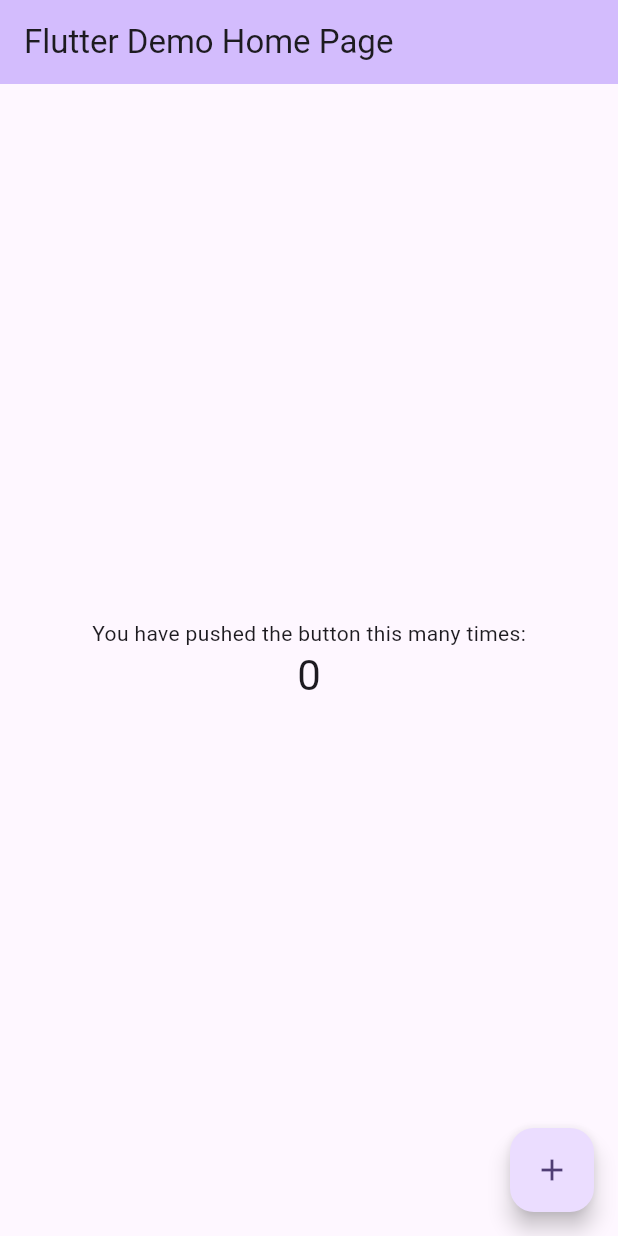
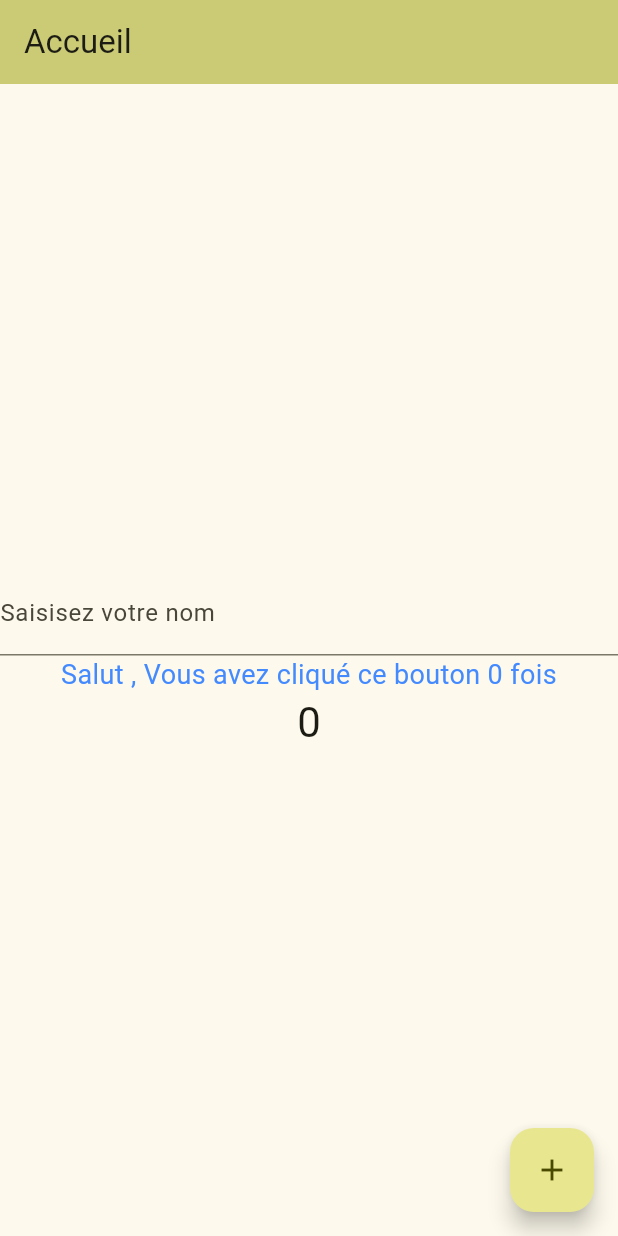
Before and after one commit to Bayekula-hb/movie-app-flutter, a Flutter app: the screen it shows after launch, on a phone screen of 412 x 824 dp. Run offline on Flutter 3.47's test engine with Material 3 defaults, Android fonts, the phone set to English and light mode, and no system bars.

Commit message:
Feat: add input text

```diff
--- a/lib/main.dart
+++ b/lib/main.dart
@@ -11,7 +11,7 @@ class MyApp extends StatelessWidget {
   @override
   Widget build(BuildContext context) {
     return MaterialApp(
-      title: 'Flutter Demo',
+      title: 'Movie App',
       theme: ThemeData(
         // This is the theme of your application.
         //
@@ -28,10 +28,11 @@ class MyApp extends StatelessWidget {
         //
         // This works for code too, not just values: Most code changes can be
         // tested with just a hot reload.
-        colorScheme: ColorScheme.fromSeed(seedColor: Colors.deepPurple),
+        colorScheme: ColorScheme.fromSeed(seedColor: Colors.yellowAccent),
         useMaterial3: true,
       ),
-      home: const MyHomePage(title: 'Flutter Demo Home Page'),
+      home: const MyHomePage(title: 'Accueil'),
+      debugShowCheckedModeBanner: false,
     );
   }
 }
@@ -55,6 +56,7 @@ class MyHomePage extends StatefulWidget {
 }
 
 class _MyHomePageState extends State<MyHomePage> {
+  String firstname = "";
   int _counter = 0;
 
   void _incrementCounter() {
@@ -65,6 +67,17 @@ class _MyHomePageState extends State<MyHomePage> {
       // _counter without calling setState(), then the build method would not be
       // called again, and so nothing would appear to happen.
       _counter++;
+    });
+  }
+
+  void _desIncrementCounter() {
+    setState(() {
+      // This call to setState tells the Flutter framework that something has
+      // changed in this State, which causes it to rerun the build method below
+      // so that the display can reflect the updated values. If we changed
+      // _counter without calling setState(), then the build method would not be
+      // called again, and so nothing would appear to happen.
+      _counter--;
     });
   }
 
@@ -105,8 +118,28 @@ class _MyHomePageState extends State<MyHomePage> {
           // wireframe for each widget.
           mainAxisAlignment: MainAxisAlignment.center,
           children: <Widget>[
-            const Text(
-              'You have pushed the button this many times:',
+            TextField(
+              // onChanged: (String inputValue) => {
+              //   setState(() {
+              //     firstname = inputValue;
+              //   })
+              // },
+              onSubmitted: (String inputValue) => {
+                setState(() {
+                  firstname = inputValue;
+                })
+              },
+              decoration: InputDecoration(
+                labelText: "Saisisez votre nom"
+              ),
+            ),
+            Text(
+              'Salut $firstname, Vous avez cliqué ce bouton $_counter fois',
+              textAlign: TextAlign.center,
+              style: new TextStyle(
+                color: Colors.blueAccent,
+                fontSize: 18.0
+              ),
             ),
             Text(
               '$_counter',
@@ -120,6 +153,11 @@ class _MyHomePageState extends State<MyHomePage> {
         tooltip: 'Increment',
         child: const Icon(Icons.add),
       ), // This trailing comma makes auto-formatting nicer for build methods.
+      // floatingActionButton: FloatingActionButton(
+      //   onPressed: __desIncrementCounter,
+      //   tooltip: "Desincrement",
+      //   child: const Icon(Icons.do_not_disturb_on),
+      // )
     );
   }
 }
```
